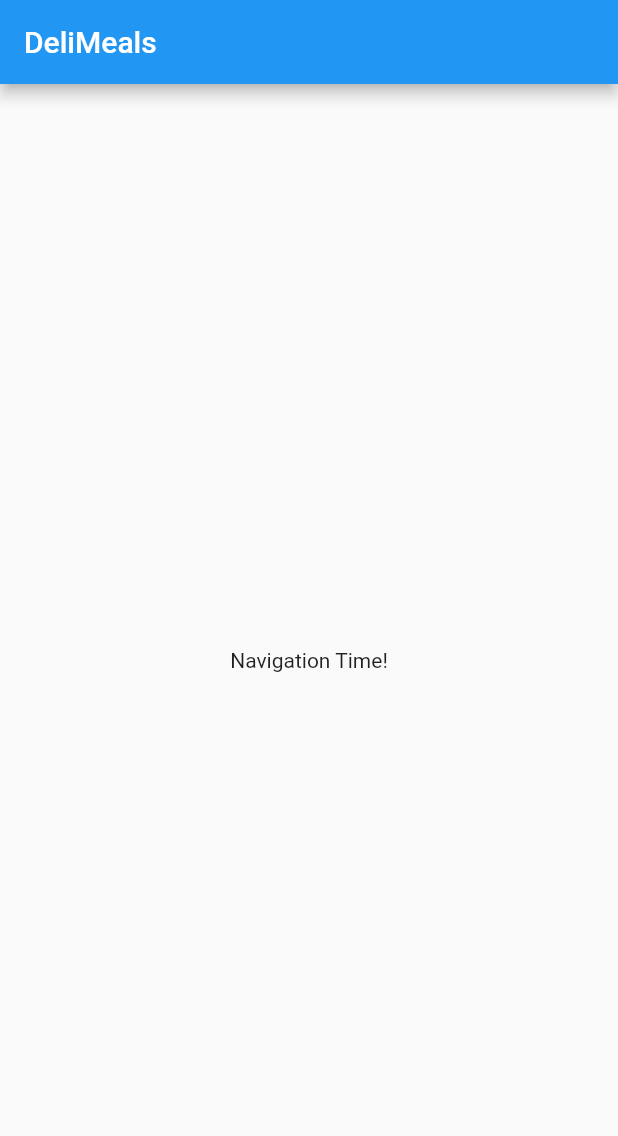
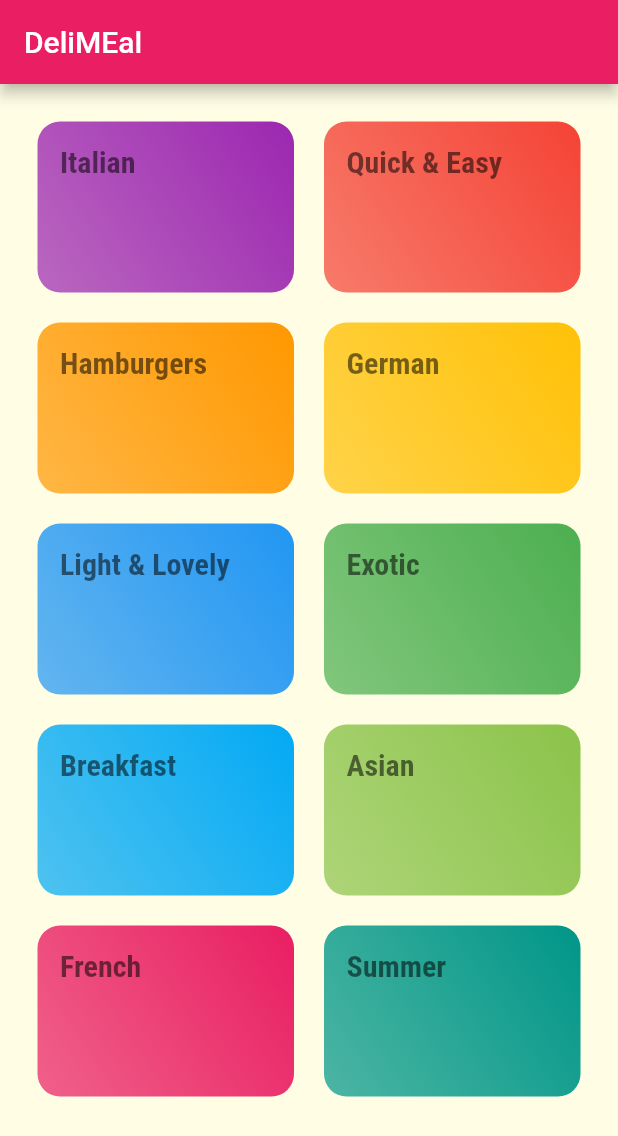
Before and after one commit to khakestari/meals_app, a Flutter app: the screen it shows after launch, on a phone screen of 412 x 824 dp. Shown: the top 1136 px of the screen. Run offline on Flutter 3.47's test engine with Material 2 defaults, Android fonts, the phone set to English and light mode, and no system bars.

Commit message:
add home page, fonts & theme data

```diff
--- /dev/null
+++ b/lib/categories_screen.dart
@@ -0,0 +1,25 @@
+import 'package:flutter/material.dart';
+
+import './dummy_data.dart';
+import './category_item.dart';
+
+class CategoriesScreen extends StatelessWidget {
+  @override
+  Widget build(BuildContext context) {
+    return Scaffold(
+      appBar: AppBar(title: const Text('DeliMEal')),
+      body: GridView(
+        padding: const EdgeInsets.all(25),
+        children: DUMMY_CATEGORIES
+            .map((catData) => CategoryItem(catData.title, catData.color))
+            .toList(),
+        gridDelegate: const SliverGridDelegateWithMaxCrossAxisExtent(
+          maxCrossAxisExtent: 200,
+          childAspectRatio: 3 / 2,
+          crossAxisSpacing: 20,
+          mainAxisSpacing: 20,
+        ),
+      ),
+    );
+  }
+}
--- /dev/null
+++ b/lib/category_item.dart
@@ -0,0 +1,26 @@
+import 'package:flutter/material.dart';
+
+class CategoryItem extends StatelessWidget {
+  final String title;
+  final Color color;
+
+  CategoryItem(this.title, this.color);
+
+  @override
+  Widget build(BuildContext context) {
+    return Container(
+      padding: const EdgeInsets.all(15),
+      decoration: BoxDecoration(
+        gradient: LinearGradient(
+            colors: [color.withOpacity(0.7), color],
+            begin: Alignment.bottomLeft,
+            end: Alignment.topRight),
+        borderRadius: BorderRadius.circular(15),
+      ),
+      child: Text(
+        title,
+        style: Theme.of(context).textTheme.headlineLarge,
+      ),
+    );
+  }
+}
--- /dev/null
+++ b/lib/dummy_data.dart
@@ -0,0 +1,56 @@
+import 'package:flutter/material.dart';
+
+import './models/category.dart';
+
+const DUMMY_CATEGORIES = [
+  Category(
+    id: 'c1',
+    title: 'Italian',
+    color: Colors.purple,
+  ),
+  Category(
+    id: 'c2',
+    title: 'Quick & Easy',
+    color: Colors.red,
+  ),
+  Category(
+    id: 'c3',
+    title: 'Hamburgers',
+    color: Colors.orange,
+  ),
+  Category(
+    id: 'c4',
+    title: 'German',
+    color: Colors.amber,
+  ),
+  Category(
+    id: 'c5',
+    title: 'Light & Lovely',
+    color: Colors.blue,
+  ),
+  Category(
+    id: 'c6',
+    title: 'Exotic',
+    color: Colors.green,
+  ),
+  Category(
+    id: 'c7',
+    title: 'Breakfast',
+    color: Colors.lightBlue,
+  ),
+  Category(
+    id: 'c8',
+    title: 'Asian',
+    color: Colors.lightGreen,
+  ),
+  Category(
+    id: 'c9',
+    title: 'French',
+    color: Colors.pink,
+  ),
+  Category(
+    id: 'c10',
+    title: 'Summer',
+    color: Colors.teal,
+  ),
+];
--- a/lib/main.dart
+++ b/lib/main.dart
@@ -1,4 +1,6 @@
 import 'package:flutter/material.dart';
+
+import './categories_screen.dart';
 
 void main() => runApp(MyApp());
 
@@ -8,28 +10,25 @@ class MyApp extends StatelessWidget {
     return MaterialApp(
       title: 'DeliMeals',
       theme: ThemeData(
-        primarySwatch: Colors.blue,
+        primarySwatch: Colors.pink,
+        accentColor: Colors.amber,
+        canvasColor: Color.fromRGBO(255, 254, 229, 1),
+        fontFamily: 'Raleway',
+        textTheme: ThemeData.light().textTheme.copyWith(
+            bodyText1: TextStyle(
+              color: Color.fromRGBO(20, 51, 51, 1),
+            ),
+            bodyText2: TextStyle(
+              color: Color.fromRGBO(20, 51, 51, 1),
+            ),
+            headlineLarge: TextStyle(
+              fontSize: 20,
+              fontFamily: 'RobotoCondensed',
+              fontWeight: FontWeight.bold,
+            )),
       ),
-      home: MyHomePage(),
+      home: CategoriesScreen(),
+      debugShowCheckedModeBanner: false,
     );
   }
 }
-
-class MyHomePage extends StatefulWidget {
-  @override
-  _MyHomePageState createState() => _MyHomePageState();
-}
-
-class _MyHomePageState extends State<MyHomePage> {
-  @override
-  Widget build(BuildContext context) {
-    return Scaffold(
-      appBar: AppBar(
-        title: Text('DeliMeals'),
-      ),
-      body: Center(
-        child: Text('Navigation Time!'),
-      ),
-    );
-  }
-}
--- /dev/null
+++ b/lib/models/category.dart
@@ -0,0 +1,13 @@
+import 'package:flutter/material.dart';
+
+class Category {
+  final String id;
+  final String title;
+  final Color color;
+
+  const Category({
+    required this.id,
+    required this.title,
+    this.color = Colors.orange,
+  });
+}
```
Also changed, not shown: pubspec.yaml (+17 -0 lines), assets/fonts/Raleway-Black.ttf (added), assets/fonts/Raleway-Bold.ttf (added), assets/fonts/Raleway-Regular.ttf (added), assets/fonts/RobotoCondensed-Bold.ttf (added), assets/fonts/RobotoCondensed-Italic.ttf (added), assets/fonts/RobotoCondensed-Light.ttf (added), assets/fonts/RobotoCondensed-Regular.ttf (added).
